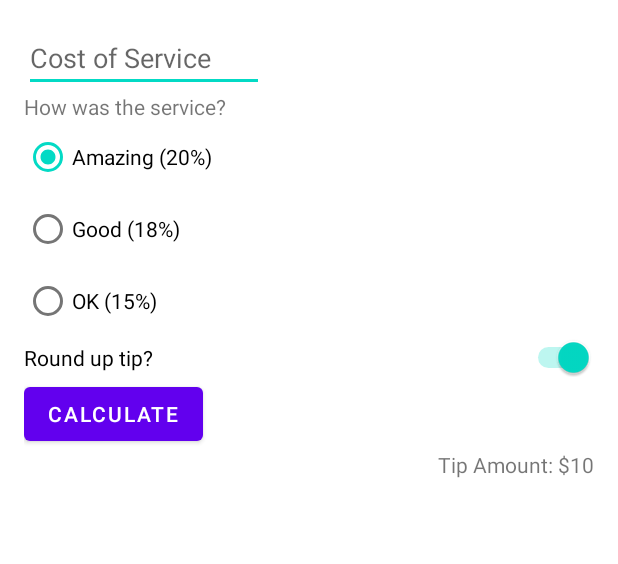
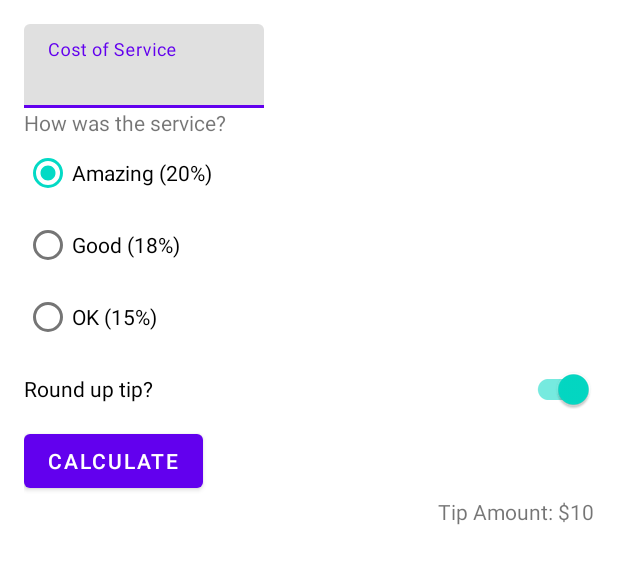
Before and after one commit to R1CKYS3NS31/sensei_3_tiptime_android, an Android app: the layout activity_main.xml on its own in the app's theme, with its tools: preview values and no code run, on a phone screen of 412 x 824 dp. Shown: the top 564 px of the screen. Run offline under Robolectric (Android 15) with nearby library versions, the phone set to English and light mode, and no system bars.

Commit message:
MDC commit

```diff
--- a/app/build.gradle
+++ b/app/build.gradle
@@ -41,6 +41,9 @@ dependencies {
     implementation 'com.google.android.material:material:1.4.0'
     implementation 'androidx.constraintlayout:constraintlayout:2.1.0'
     testImplementation 'junit:junit:4.+'
+
+    implementation 'com.google.android.material:material:<version>'
+
     androidTestImplementation 'androidx.test.ext:junit:1.1.3'
     androidTestImplementation 'androidx.test.espresso:espresso-core:3.4.0'
 }
--- a/app/src/main/java/com/example/sensietiptime/MainActivity.kt
+++ b/app/src/main/java/com/example/sensietiptime/MainActivity.kt
@@ -19,7 +19,7 @@ class MainActivity : AppCompatActivity(){
     }
 
     private fun calculateTip() {
-        val stringInTextField = binding.costOfService.text.toString()
+        val stringInTextField = binding.costOfServiceEditText.text.toString()
         val cost = stringInTextField.toDoubleOrNull()
 
         val tipPercentage =when(binding.tipOptions.checkedRadioButtonId){
--- a/app/src/main/res/layout/activity_main.xml
+++ b/app/src/main/res/layout/activity_main.xml
@@ -7,15 +7,24 @@
     android:padding="16dp"
     tools:context=".MainActivity">
 
-    <EditText
-        android:id="@+id/cost_of_service"
+    <com.google.android.material.textfield.TextInputLayout
         android:layout_width="160dp"
         android:layout_height="wrap_content"
+        android:id="@+id/cost_of_service"
         android:hint="@string/cost_of_service"
-        android:inputType="numberDecimal"
         app:layout_constraintStart_toStartOf="parent"
         app:layout_constraintTop_toTopOf="parent"
-        android:autofillHints="Cost of Service" />
+        >
+
+        <com.google.android.material.textfield.TextInputEditText
+            android:layout_width="match_parent"
+            android:layout_height="wrap_content"
+            android:id="@+id/cost_of_service_edit_text"
+
+            android:inputType="numberDecimal"
+            />
+
+    </com.google.android.material.textfield.TextInputLayout>
 
     <TextView
         android:id="@+id/service_question"
@@ -55,7 +64,7 @@
             android:text="@string/ok_15" />
     </RadioGroup>
 
-    <Switch
+    <com.google.android.material.switchmaterial.SwitchMaterial
         android:id="@+id/round_up_switch"
         android:layout_width="0dp"
         android:layout_height="wrap_content"
```
Also changed, not shown: app/src/main/res/drawable/ic_round_up.xml (added, +10 -0 lines), app/src/main/res/drawable/ic_service.xml (added, +10 -0 lines), app/src/main/res/drawable/ic_store.xml (added, +10 -0 lines), app/src/main/res/mipmap-hdpi/ic_launcher.webp (deleted), app/src/main/res/mipmap-hdpi/ic_launcher_round.webp (deleted), app/src/main/res/mipmap-mdpi/ic_launcher.webp (deleted), app/src/main/res/mipmap-mdpi/ic_launcher_round.webp (deleted), app/src/main/res/mipmap-xhdpi/ic_launcher.webp (deleted), app/src/main/res/mipmap-xhdpi/ic_launcher_round.webp (deleted), app/src/main/res/mipmap-xxhdpi/ic_launcher.webp (deleted), app/src/main/res/mipmap-xxhdpi/ic_launcher_round.webp (deleted), app/src/main/res/mipmap-xxxhdpi/ic_launcher.webp (deleted), app/src/main/res/mipmap-xxxhdpi/ic_launcher_round.webp (deleted).
